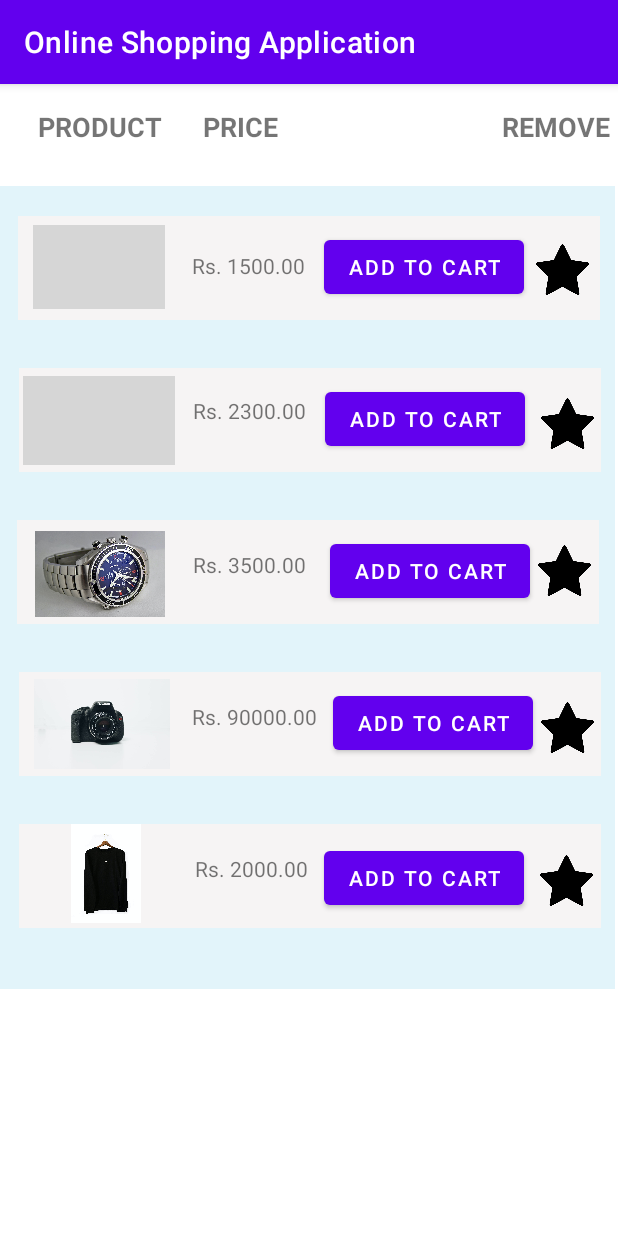
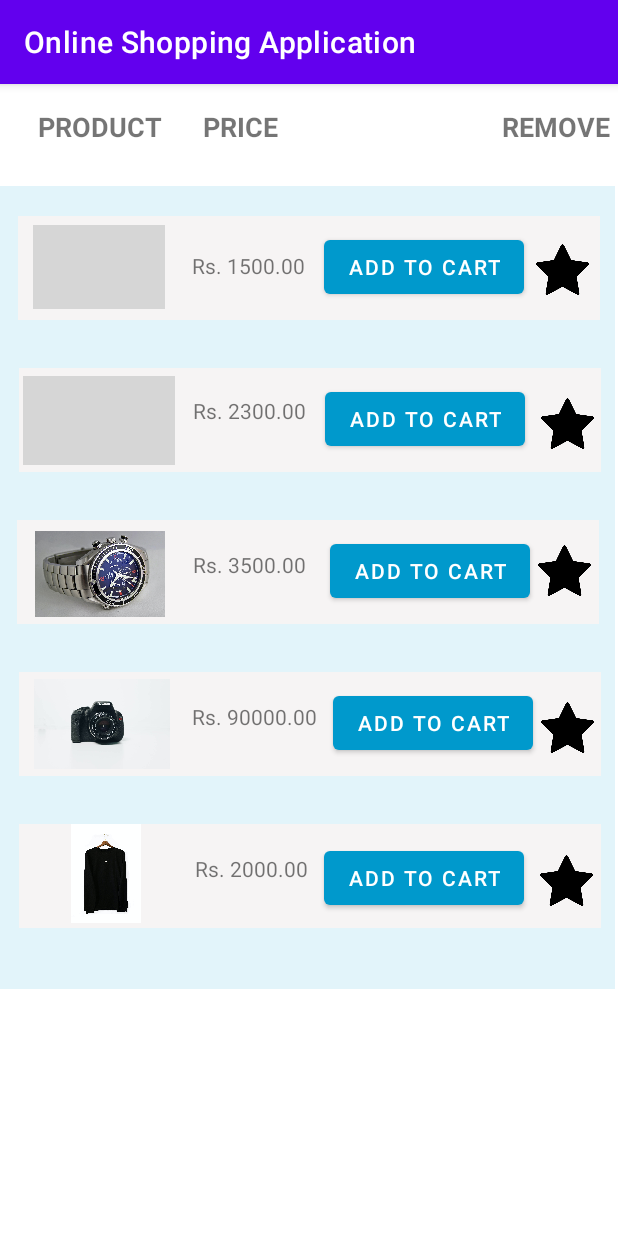
Before and after one commit to aparna-jay/Online-Shopping-Application-UEE, an Android app: the FavouriteActivity screen opened directly, with no data from a screen before it, on a phone screen of 412 x 824 dp. Run offline under Robolectric (Android 15) with nearby library versions, the phone set to English and light mode, and no system bars; grey boxes are pictures that could not be loaded.

Commit message:
Favourite

```diff
--- a/app/src/main/res/layout/activity_favourite.xml
+++ b/app/src/main/res/layout/activity_favourite.xml
@@ -113,6 +113,7 @@
             android:layout_marginTop="10dp"
             android:layout_marginBottom="11dp"
             android:text="ADD TO CART"
+            app:backgroundTint="@android:color/holo_blue_dark"
             app:layout_constraintBottom_toBottomOf="parent"
             app:layout_constraintStart_toEndOf="@+id/p"
             app:layout_constraintTop_toTopOf="parent"
@@ -196,6 +197,7 @@
             android:layout_marginTop="10dp"
             android:layout_marginBottom="11dp"
             android:text="ADD TO CART"
+            app:backgroundTint="@android:color/holo_blue_dark"
             app:layout_constraintBottom_toBottomOf="parent"
             app:layout_constraintStart_toEndOf="@+id/p1"
             app:layout_constraintTop_toTopOf="parent"
@@ -263,6 +265,7 @@
             android:layout_marginStart="7dp"
             android:layout_marginLeft="7dp"
             android:text="ADD TO CART"
+            app:backgroundTint="@android:color/holo_blue_dark"
             app:layout_constraintBottom_toBottomOf="parent"
             app:layout_constraintStart_toEndOf="@+id/p5"
             app:layout_constraintTop_toTopOf="parent"
@@ -317,6 +320,7 @@
             android:layout_marginTop="10dp"
             android:layout_marginBottom="11dp"
             android:text="ADD TO CART"
+            app:backgroundTint="@android:color/holo_blue_dark"
             app:layout_constraintBottom_toBottomOf="parent"
             app:layout_constraintEnd_toStartOf="@+id/imageView22"
             app:layout_constraintStart_toEndOf="@+id/p3"
@@ -403,10 +407,12 @@
             android:layout_marginRight="5dp"
             android:layout_marginBottom="9dp"
             android:text="ADD TO CART"
+            app:backgroundTint="@android:color/holo_blue_dark"
             app:layout_constraintBottom_toBottomOf="parent"
             app:layout_constraintEnd_toStartOf="@+id/imageView21"
             app:layout_constraintStart_toEndOf="@+id/p4"
-            app:layout_constraintTop_toTopOf="parent" />
+            app:layout_constraintTop_toTopOf="parent"
+            app:layout_constraintVertical_bias="1.0" />
     </androidx.constraintlayout.widget.ConstraintLayout>
 
 </androidx.constraintlayout.widget.ConstraintLayout>
```
Also changed, not shown: app/src/main/res/layout/activity_home.xml (+4 -4 lines).
